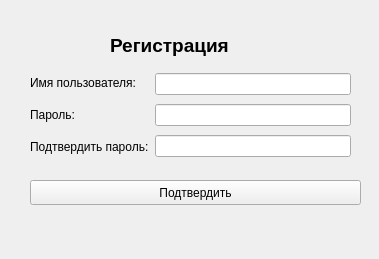
This is reg.ui in OPPOIvanIvanov/Kurs as Qt 5 draws it before an edit. The edited form follows.
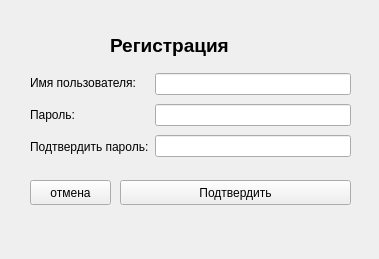
This is the edited form.

```diff
--- a/reg.ui
+++ b/reg.ui
@@ -45,9 +45,9 @@
    <widget class="QPushButton" name="accept">
     <property name="geometry">
      <rect>
-      <x>10</x>
+      <x>100</x>
       <y>260</y>
-      <width>331</width>
+      <width>231</width>
       <height>25</height>
      </rect>
     </property>
@@ -112,6 +112,19 @@
      </item>
     </layout>
    </widget>
+   <widget class="QPushButton" name="undo">
+    <property name="geometry">
+     <rect>
+      <x>10</x>
+      <y>260</y>
+      <width>81</width>
+      <height>25</height>
+     </rect>
+    </property>
+    <property name="text">
+     <string>отмена</string>
+    </property>
+   </widget>
   </widget>
  </widget>
  <resources/>
```
